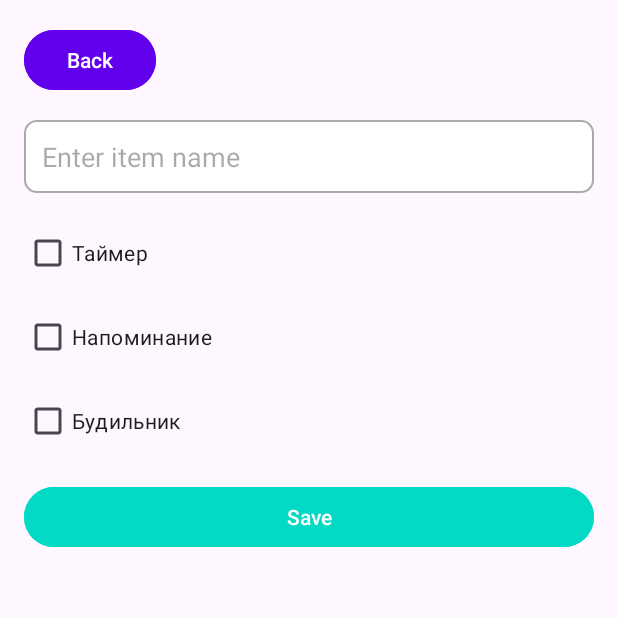
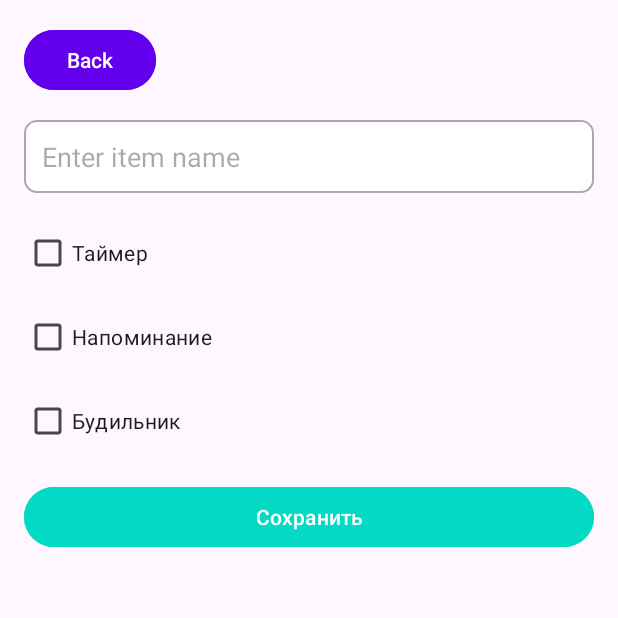
Before and after one commit to Evotee/TimeMaster, an Android app: the ThirdActivity screen opened directly, with no data from a screen before it, on a phone screen of 412 x 824 dp, the top half of it. Run offline under Robolectric (Android 15) with nearby library versions, the phone set to English and light mode, and no system bars.

```diff
--- a/app/src/main/res/layout/activity3.xml
+++ b/app/src/main/res/layout/activity3.xml
@@ -58,7 +58,7 @@
         android:id="@+id/button_save"
         android:layout_width="0dp"
         android:layout_height="wrap_content"
-        android:text="Save"
+        android:text="Сохранить"
         android:backgroundTint="@color/colorAccent"
         android:textColor="@android:color/white"
         app:layout_constraintTop_toBottomOf="@+id/checkBox3"
--- a/app/src/main/res/values/strings.xml
+++ b/app/src/main/res/values/strings.xml
@@ -1,4 +1,9 @@
 <resources>
     <string name="app_name">TimeMaster</string>
     <string name="clear_all">Очистить все</string> <!-- Описание для кнопки очистить -->
+    <string name="time_picker_title">Выберите время</string>
+    <string name="time_picker_hour">Часы</string>
+    <string name="time_picker_minute">Минуты</string>
+    <string name="time_picker_ok">ОК</string>
+    <string name="time_picker_cancel">Отмена</string>
 </resources>
```
Also changed, not shown: app/src/main/java/com/example/timemaster/ThirdActivity.java (+56 -8 lines).
